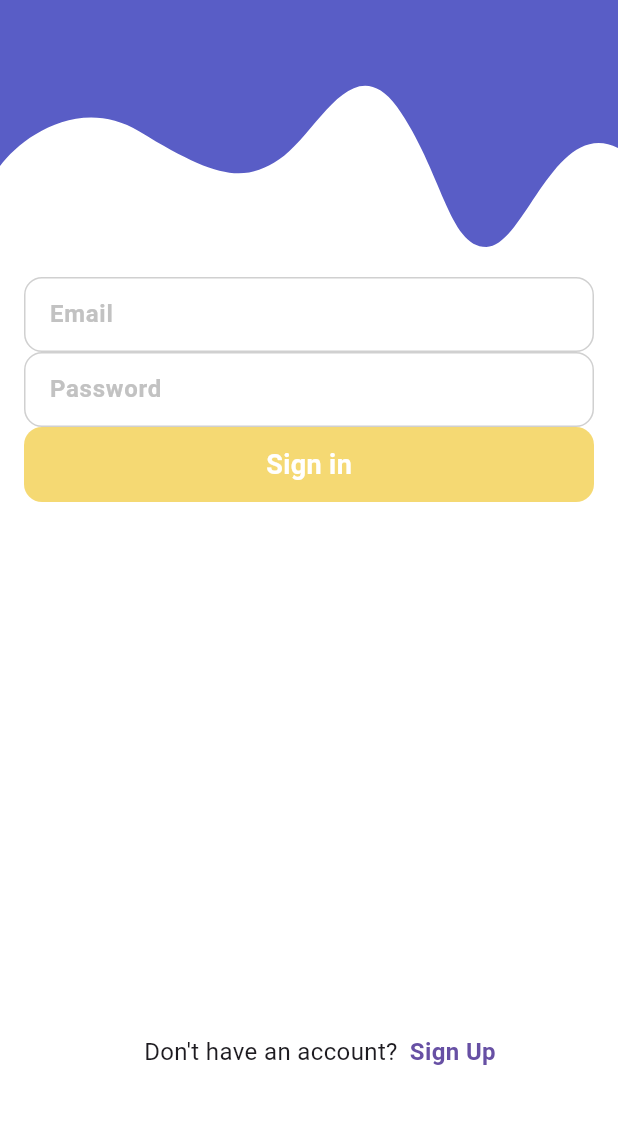
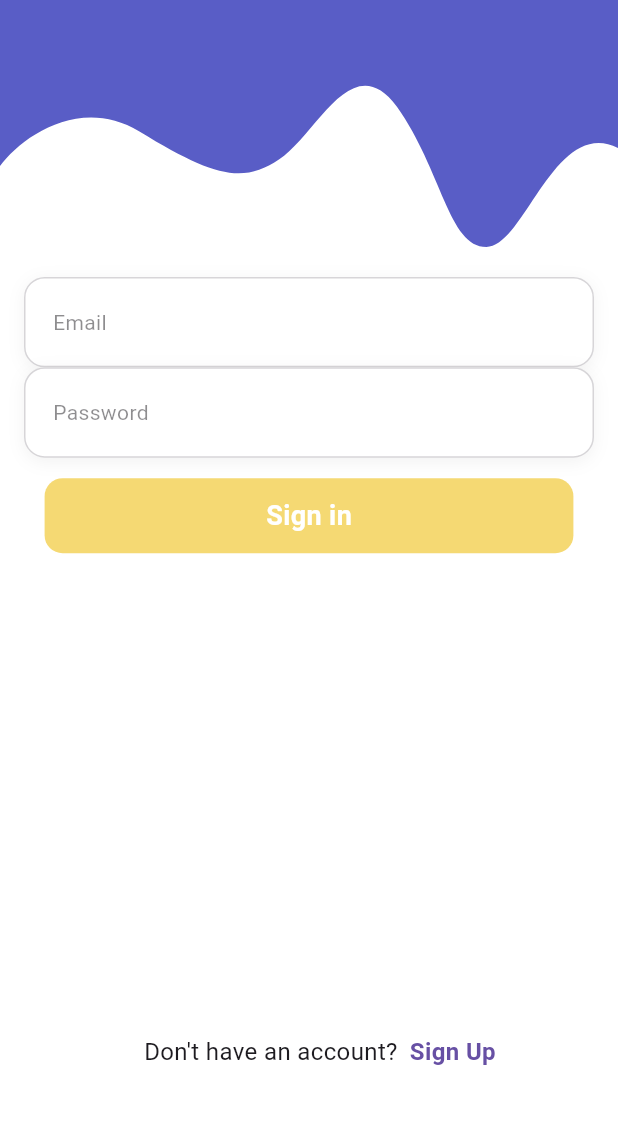
Before and after one commit to ZyadWKhedr/auth, a Flutter app: the screen it shows after launch, on a phone screen of 412 x 824 dp, the part 98-1222 px from its top. Run offline on Flutter 3.47's test engine with Material 3 defaults, Android fonts, the phone set to English and light mode, and no system bars; our stand-ins replace flutter_riverpod, flutter_screenutil, shared_preferences, supabase_flutter; accounts and stored records are empty.

Commit message:
using fluuter screen utils for screen to be responsive

```diff
--- a/lib/core/utils/input_validator.dart
+++ b/lib/core/utils/input_validator.dart
@@ -5,9 +5,22 @@ class InputValidator {
     return regex.hasMatch(value) ? null : 'Invalid email format';
   }
 
-  static String? validatePassword(String? value) {
-    if (value == null || value.isEmpty) return 'Password is required';
-    if (value.length < 6) return 'Password must be at least 6 characters';
-    return null;
-  }
+ static String? validatePassword(String? value) {
+  if (value == null || value.isEmpty) return 'Password is required';
+  if (value.length < 6) return 'Password must be at least 6 characters';
+
+  // Optional: Check for uppercase, lowercase, and special characters
+  final hasUpperCase = RegExp(r'[A-Z]').hasMatch(value);
+  final hasLowerCase = RegExp(r'[a-z]').hasMatch(value);
+  final hasDigit = RegExp(r'[0-9]').hasMatch(value);
+  final hasSpecialChar = RegExp(r'[@$!%*?&]').hasMatch(value);
+
+  if (!hasUpperCase) return 'Password must contain at least one uppercase letter';
+  if (!hasLowerCase) return 'Password must contain at least one lowercase letter';
+  if (!hasDigit) return 'Password must contain at least one number';
+  if (!hasSpecialChar) return 'Password must contain at least one special character';
+
+  return null;
 }
+
+}
--- a/lib/features/auth/presentation/widgets/animated_button.dart
+++ b/lib/features/auth/presentation/widgets/animated_button.dart
@@ -1,10 +1,29 @@
 import 'package:flutter/material.dart';
+import 'package:flutter_screenutil/flutter_screenutil.dart';
 
 class AnimatedButton extends StatefulWidget {
-  final VoidCallback onTap;
+  final VoidCallback? onTap;
   final Widget child;
+  final Duration duration;
+  final double minScale;
+  final Curve curve;
+  final EdgeInsetsGeometry? padding;
+  final Color? splashColor;
+  final BorderRadius? borderRadius;
+  final bool enabled;
 
-  const AnimatedButton({super.key, required this.onTap, required this.child});
+  const AnimatedButton({
+    super.key,
+    required this.onTap,
+    required this.child,
+    this.duration = const Duration(milliseconds: 150),
+    this.minScale = 0.95,
+    this.curve = Curves.easeOut,
+    this.padding,
+    this.splashColor,
+    this.borderRadius,
+    this.enabled = true,
+  });
 
   @override
   State<AnimatedButton> createState() => _AnimatedButtonState();
@@ -13,32 +32,79 @@ class AnimatedButton extends StatefulWidget {
 class _AnimatedButtonState extends State<AnimatedButton>
     with SingleTickerProviderStateMixin {
   late AnimationController _animationController;
-  late Animation<double> _animation;
+  late Animation<double> _scaleAnimation;
+  late Animation<Color?> _colorAnimation;
 
   @override
   void initState() {
     super.initState();
     _animationController = AnimationController(
       vsync: this,
-      duration: const Duration(milliseconds: 150),
+      duration: widget.duration,
     );
 
-    _animation = Tween<double>(begin: 1.0, end: 0.9).animate(
-      CurvedAnimation(parent: _animationController, curve: Curves.easeOut),
+    _scaleAnimation = Tween<double>(begin: 1.0, end: widget.minScale).animate(
+      CurvedAnimation(parent: _animationController, curve: widget.curve),
     );
+
+    _colorAnimation = ColorTween(
+      begin: Colors.transparent,
+      end: widget.splashColor ?? Colors.black.withOpacity(0.1),
+    ).animate(_animationController);
   }
 
   @override
   Widget build(BuildContext context) {
-    return GestureDetector(
-      onTapDown: (_) => _animationController.forward(),
-      onTapUp: (_) {
-        _animationController.reverse();
-        widget.onTap(); // Call once here
-      },
-      onTapCancel: () => _animationController.reverse(),
-      child: ScaleTransition(scale: _animation, child: widget.child),
+    return MouseRegion(
+      cursor:
+          widget.enabled && widget.onTap != null
+              ? SystemMouseCursors.click
+              : SystemMouseCursors.basic,
+      child: GestureDetector(
+        behavior: HitTestBehavior.opaque,
+        onTapDown:
+            widget.enabled && widget.onTap != null
+                ? (_) => _animationController.forward()
+                : null,
+        onTapUp:
+            widget.enabled && widget.onTap != null ? (_) => _onTapUp() : null,
+        onTapCancel:
+            widget.enabled && widget.onTap != null
+                ? () => _animationController.reverse()
+                : null,
+        child: AnimatedBuilder(
+          animation: _animationController,
+          builder: (context, child) {
+            return Transform.scale(
+              scale: _scaleAnimation.value,
+              child: DecoratedBox(
+                decoration: BoxDecoration(
+                  color: _colorAnimation.value,
+                  borderRadius:
+                      widget.borderRadius ?? BorderRadius.circular(8.r),
+                ),
+                child: Padding(
+                  padding: widget.padding ?? EdgeInsets.all(12.r),
+                  child: Opacity(
+                    opacity: widget.enabled ? 1.0 : 0.6,
+                    child: child,
+                  ),
+                ),
+              ),
+            );
+          },
+          child: widget.child,
+        ),
+      ),
     );
+  }
+
+  void _onTapUp() {
+    _animationController.reverse().then((_) {
+      if (widget.enabled && widget.onTap != null) {
+        widget.onTap!();
+      }
+    });
   }
 
   @override
--- a/lib/features/auth/presentation/widgets/animated_shape.dart
+++ b/lib/features/auth/presentation/widgets/animated_shape.dart
@@ -1,5 +1,5 @@
 import 'package:flutter/material.dart';
-import 'top_shape.dart';
+import 'top_shape.dart'; // Ensure this is the correct import for TopShape
 
 class AnimatedShape extends StatefulWidget {
   final Color color;
--- a/lib/features/auth/presentation/widgets/auth_page_wrapper.dart
+++ /dev/null
@@ -1,24 +0,0 @@
-import 'package:flutter/material.dart';
-
-class AuthPageWrapper extends StatelessWidget {
-  final Widget child;
-  const AuthPageWrapper({required this.child, super.key});
-
-  @override
-  Widget build(BuildContext context) {
-    return Material(
-      color: Colors.transparent,
-      child: SafeArea(
-        child: SingleChildScrollView(
-          padding: const EdgeInsets.symmetric(horizontal: 24, vertical: 48),
-          child: Center(
-            child: ConstrainedBox(
-              constraints: const BoxConstraints(maxWidth: 400),
-              child: child,
-            ),
-          ),
-        ),
-      ),
-    );
-  }
-}
--- a/lib/features/auth/presentation/widgets/text_input_field.dart
+++ b/lib/features/auth/presentation/widgets/text_input_field.dart
@@ -1,61 +1,108 @@
-import 'package:auth/features/auth/presentation/widgets/size_fade_switcher.dart';
 import 'package:flutter/material.dart';
+import 'package:flutter_screenutil/flutter_screenutil.dart';
 
 class TextInputField extends StatelessWidget {
   const TextInputField({
     super.key,
     required this.hintText,
     this.errorText,
-    required this.obscureText,
-    required this.onChanged,
+    this.obscureText = false,
+    this.controller,
+    this.keyboardType,
+    this.textInputAction,
+    this.onChanged,
+    this.onSubmitted,
+    this.prefixIcon,
+    this.suffixIcon,
+    this.validator,
   });
 
   final String hintText;
   final String? errorText;
   final bool obscureText;
-  final void Function(String value) onChanged;
+  final TextEditingController? controller;
+  final TextInputType? keyboardType;
+  final TextInputAction? textInputAction;
+  final ValueChanged<String>? onChanged;
+  final ValueChanged<String>? onSubmitted;
+  final Widget? prefixIcon;
+  final Widget? suffixIcon;
+  final FormFieldValidator<String>? validator;
 
   @override
   Widget build(BuildContext context) {
+    final theme = Theme.of(context);
+    final isDarkMode = theme.brightness == Brightness.dark;
+
     return Column(
       mainAxisSize: MainAxisSize.min,
       crossAxisAlignment: CrossAxisAlignment.start,
       children: [
         Container(
-          padding: const EdgeInsets.symmetric(horizontal: 16),
+          padding: EdgeInsets.symmetric(horizontal: 16.w),
           decoration: BoxDecoration(
-            color: Colors.white,
-            borderRadius: BorderRadius.circular(12),
-            border: Border.all(color: const Color(0xffD0D0D0)),
+            color: isDarkMode ? theme.colorScheme.surfaceVariant : Colors.white,
+            borderRadius: BorderRadius.circular(12.r),
+            border: Border.all(
+              color:
+                  errorText != null
+                      ? theme.colorScheme.error
+                      : theme.colorScheme.outline.withOpacity(0.3),
+            ),
+            boxShadow: [
+              if (!isDarkMode)
+                BoxShadow(
+                  color: Colors.black.withOpacity(0.05),
+                  blurRadius: 8.r,
+                  offset: Offset(0, 2.h),
+                ),
+            ],
           ),
           child: TextField(
+            controller: controller,
             onChanged: onChanged,
+            onSubmitted: onSubmitted,
             obscureText: obscureText,
+            keyboardType: keyboardType,
+            textInputAction: textInputAction,
+            style: theme.textTheme.bodyMedium?.copyWith(
+              color: theme.colorScheme.onSurface,
+            ),
             decoration: InputDecoration(
               border: InputBorder.none,
-
               hintText: hintText,
-
-              hintStyle: TextStyle(
-                fontSize: 16,
-                fontWeight: FontWeight.bold,
-                color: Color(0xffC2C2C2),
+              hintStyle: theme.textTheme.bodyMedium?.copyWith(
+                color: theme.colorScheme.onSurface.withOpacity(0.5),
+              ),
+              prefixIcon:
+                  prefixIcon != null
+                      ? Padding(
+                        padding: EdgeInsets.only(right: 8.w),
+                        child: IconTheme(
+                          data: IconThemeData(
+                            color: theme.colorScheme.onSurface.withOpacity(0.6),
+                          ),
+                          child: prefixIcon!,
+                        ),
+                      )
+                      : null,
+              suffixIcon: suffixIcon,
+              contentPadding: EdgeInsets.symmetric(vertical: 16.h),
+            ),
+          ),
+        ),
+        if (errorText != null) ...[
+          SizedBox(height: 4.h),
+          Padding(
+            padding: EdgeInsets.only(left: 16.w),
+            child: Text(
+              errorText!,
+              style: theme.textTheme.bodySmall?.copyWith(
+                color: theme.colorScheme.error,
               ),
             ),
           ),
-        ),
-        SizeFadeSwitcher(
-          child:
-              errorText != null
-                  ? Padding(
-                    padding: const EdgeInsets.fromLTRB(16, 0, 16, 0),
-                    child: Text(
-                      errorText!,
-                      style: TextStyle(color: Colors.redAccent),
-                    ),
-                  )
-                  : const SizedBox.shrink(),
-        ),
+        ],
       ],
     );
   }
--- a/lib/main.dart
+++ b/lib/main.dart
@@ -1,10 +1,20 @@
+import 'package:auth/core/constants/app_keys.dart' as SupabaseConstants;
 import 'package:auth/features/auth/presentation/pages/auth_view.dart';
 import 'package:flutter/material.dart';
+import 'package:flutter_screenutil/flutter_screenutil.dart';
 import 'package:flutter_riverpod/flutter_riverpod.dart';
+import 'package:supabase_flutter/supabase_flutter.dart';
 import 'core/theme/theme_notifier.dart';
 import 'core/theme/app_theme.dart';
 
-void main() {
+Future<void> main() async {
+  WidgetsFlutterBinding.ensureInitialized();
+
+  await Supabase.initialize(
+    url: SupabaseConstants.supabaseUrl,
+    anonKey: SupabaseConstants.supabaseAnonKey,
+    debug: true,
+  );
   runApp(const ProviderScope(child: MyApp()));
 }
 
@@ -15,12 +25,24 @@ class MyApp extends ConsumerWidget {
   Widget build(BuildContext context, WidgetRef ref) {
     final themeMode = ref.watch(themeProvider);
 
-    return MaterialApp(
-      debugShowCheckedModeBanner: false,
-      theme: AppThemes.lightTheme,
-      darkTheme: AppThemes.darkTheme,
-      themeMode: themeMode,
-      home: const AuthView(), // use your initial screen
+    return ScreenUtilInit(
+      child: MaterialApp(
+        debugShowCheckedModeBanner: false,
+        theme: AppThemes.lightTheme,
+        darkTheme: AppThemes.darkTheme,
+        themeMode: themeMode,
+        home: Builder(
+          builder: (context) {
+            ScreenUtil.init(
+              context,
+              designSize: const Size(360, 690),
+              minTextAdapt: true,
+              splitScreenMode: true,
+            );
+            return AuthView();
+          },
+        ),
+      ),
     );
   }
 }
--- a/pubspec.yaml
+++ b/pubspec.yaml
@@ -33,6 +33,8 @@ dependencies:
     sdk: flutter
   flutter_facebook_auth: ^7.1.1
   flutter_riverpod: ^2.6.1
+  flutter_screenutil: ^5.9.3
+  fluttertoast: ^8.2.12
   freezed_annotation: ^3.0.0
   google_sign_in: ^6.3.0
   json_annotation: ^4.9.0
@@ -42,8 +44,10 @@ dependencies:
 dev_dependencies:
   build_runner: ^2.4.15
   flutter_lints: ^5.0.0
+  flutter_screenutil: ^5.9.3
   flutter_test:
     sdk: flutter
+  flutter_user_guildance: ^2.0.7
   freezed: ^3.0.6
   json_serializable: ^6.9.4
 
```
Also changed, not shown: pubspec.lock.
